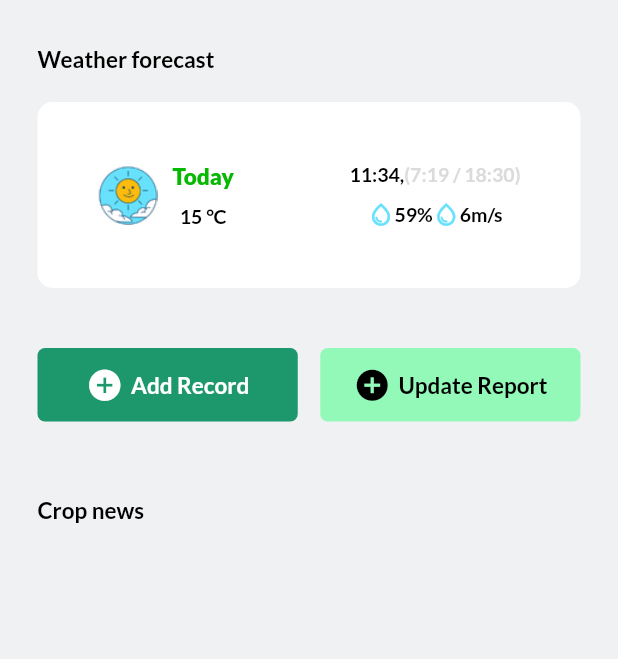
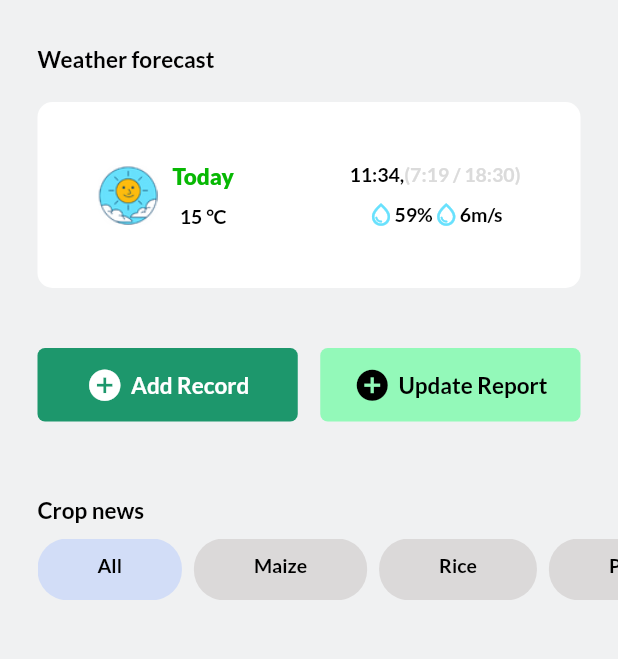
Before and after one commit to ProsperChihimba/agroapp, a Flutter app: the screen it shows after launch, on a phone screen of 412 x 824 dp, the part 96-755 px from its top. Run offline on Flutter 3.47's test engine with Material 2 defaults, Android fonts, the phone set to English and light mode, and no system bars; our stand-ins replace gap, google_fonts; Roboto replaces fonts that are missing (Calistoga).

Commit message:
Add: news categories list

```diff
--- /dev/null
+++ b/lib/Pages/MainPage/NewsList.dart
@@ -0,0 +1,48 @@
+import 'package:flutter/material.dart';
+import 'package:google_fonts/google_fonts.dart';
+
+class NewsList extends StatefulWidget {
+  const NewsList({super.key});
+
+  @override
+  State<NewsList> createState() => _NewsListState();
+}
+
+class _NewsListState extends State<NewsList> {
+  List crops = ["All", "Maize", "Rice", "Potato", "Banana"];
+  @override
+  Widget build(BuildContext context) {
+    return Padding(
+      padding: const EdgeInsets.only(left: 25.0),
+      child: SizedBox(
+        height: MediaQuery.of(context).size.height * 0.05,
+        child: ListView(
+            // This next line does the trick.
+            scrollDirection: Axis.horizontal,
+            children: crops.map(
+              (data) {
+                return Padding(
+                  padding: const EdgeInsets.only(right: 8.0),
+                  child: Container(
+                    decoration: BoxDecoration(
+                      borderRadius: BorderRadius.circular(20),
+                      color: data == "All"
+                          ? const Color(0xffd2ddf7)
+                          : const Color(0xffdbd9d9),
+                    ),
+                    padding:
+                        const EdgeInsets.only(left: 40, right: 40, top: 10),
+                    // margin: const EdgeInsets.all(0.5),
+                    child: Text(data,
+                        style: GoogleFonts.lato(
+                            fontSize: 13,
+                            fontWeight: FontWeight.w700,
+                            color: const Color(0xff000000))),
+                  ),
+                );
+              },
+            ).toList()),
+      ),
+    );
+  }
+}
--- a/lib/main.dart
+++ b/lib/main.dart
@@ -1,3 +1,4 @@
+import 'package:agroapp/Pages/MainPage/NewsList.dart';
 import 'package:flutter/material.dart';
 import 'package:google_fonts/google_fonts.dart';
 import 'package:gap/gap.dart';
@@ -71,7 +72,11 @@ class _MyHomePageState extends State<MyHomePage> {
               const Gap(
                 30,
               ),
-              const HeaderText(title: "Crop news")
+              const HeaderText(title: "Crop news"),
+              const Gap(
+                10,
+              ),
+              const NewsList()
             ],
           )),
         ));
```
